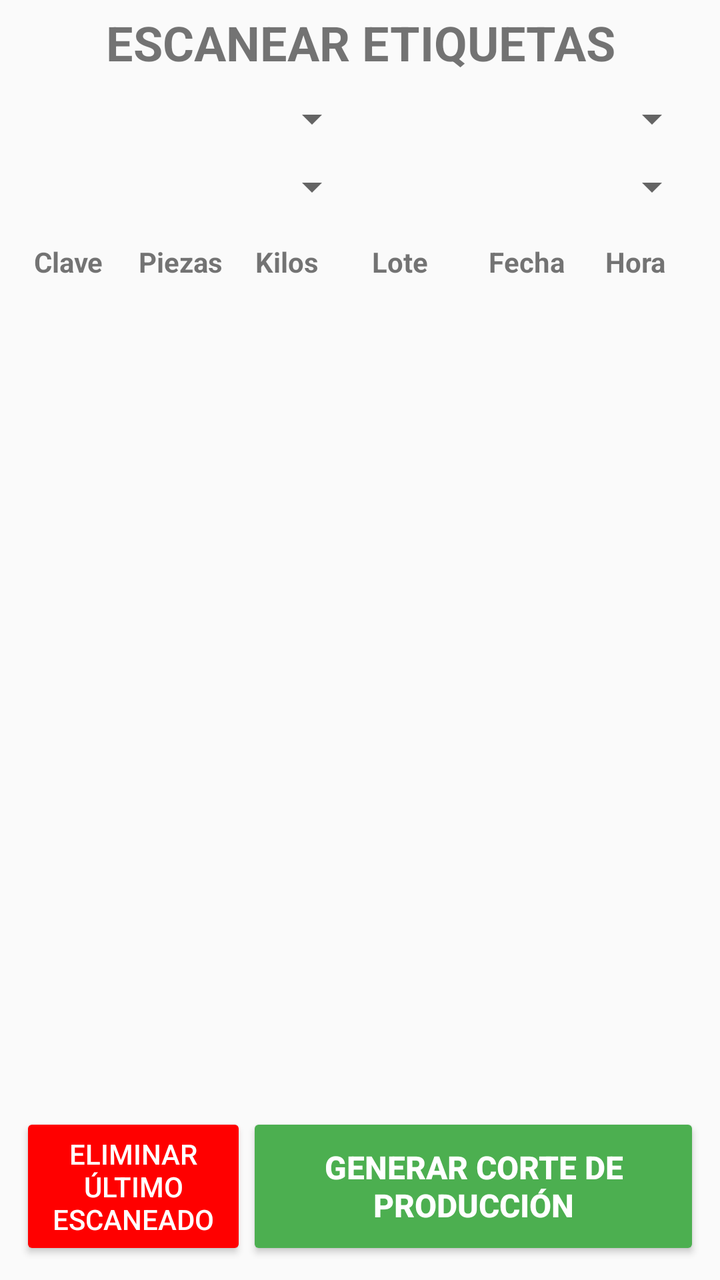
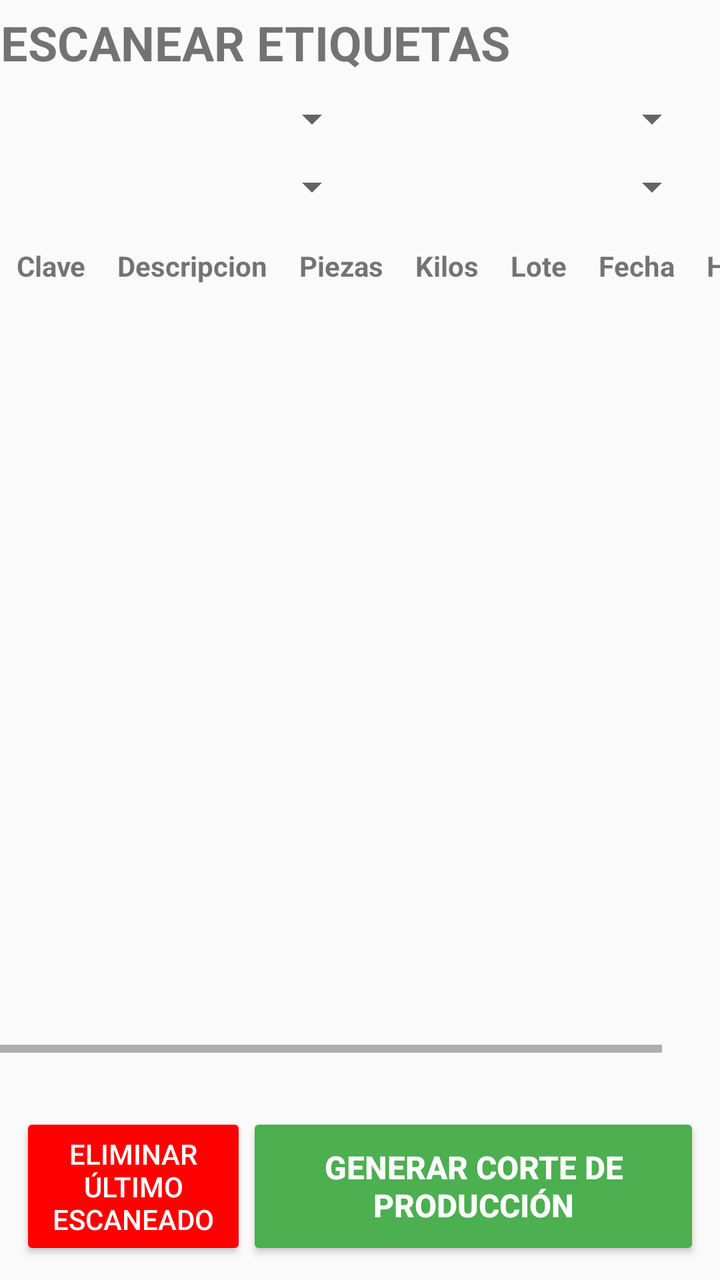

Screens rendered from an Android XML layout before and after an edit, with the pre-edit source and the edit as a unified diff.
<!-- AndroidManifest.xml: application theme Theme.Etiquetas -->
<!-- res/layout/escanear_etiqueta_fragment.xml -->
<?xml version="1.0" encoding="utf-8"?>
<LinearLayout xmlns:android="http://schemas.android.com/apk/res/android"
    xmlns:app="http://schemas.android.com/apk/res-auto"
    android:layout_width="match_parent"
    android:layout_height="match_parent"
    android:gravity="center_horizontal"
    android:orientation="vertical">

    <TextView
        android:id="@+id/titulo"
        android:layout_width="wrap_content"
        android:layout_height="wrap_content"
        android:layout_marginTop="5sp"
        android:text="@string/titulo"
        android:textAlignment="center"
        android:textSize="24sp"
        android:textStyle="bold" />


    <LinearLayout
        android:layout_width="match_parent"
        android:layout_height="wrap_content"
        android:layout_marginHorizontal="10dp"
        android:layout_marginTop="10dp"
        android:orientation="horizontal">

        <Spinner
            android:id="@+id/spinnerZona"
            android:layout_width="0dp"
            android:layout_height="wrap_content"
            android:layout_weight="1" />

        <Spinner
            android:id="@+id/spinnerCamara"
            android:layout_width="0dp"
            android:layout_height="wrap_content"
            android:layout_weight="1" />

    </LinearLayout>

    <LinearLayout
        android:layout_width="match_parent"
        android:layout_height="wrap_content"
        android:layout_marginHorizontal="10dp"
        android:layout_marginTop="10dp"
        android:orientation="horizontal">

        <Spinner
            android:id="@+id/turnoSpinner"
            android:layout_width="0dp"
            android:layout_height="wrap_content"
            android:layout_weight="1" />

        <Spinner
            android:id="@+id/tipoEntrada"
            android:layout_width="0dp"
            android:layout_height="wrap_content"
            android:layout_weight="1" />
    </LinearLayout>

    <ScrollView
        android:layout_width="match_parent"
        android:layout_height="0dp"
        android:layout_weight="1">

        <TableLayout
            android:id="@+id/tableLayout"
            android:layout_width="match_parent"
            android:layout_height="wrap_content"
            android:layout_marginHorizontal="5dp"
            android:layout_marginTop="10dp">

            <TableRow>

                <TextView
                    android:layout_width="0dp"
                    android:layout_height="wrap_content"
                    android:layout_weight="1"
                    android:padding="6dp"
                    android:text="@string/clvProducto"
                    android:textAlignment="center"
                    android:textStyle="bold" />

                <TextView
                    android:layout_width="0dp"
                    android:layout_height="wrap_content"
                    android:layout_weight="1"
                    android:padding="6dp"
                    android:text="@string/piezas"
                    android:textStyle="bold" />

                <TextView
                    android:layout_width="0dp"
                    android:layout_height="wrap_content"
                    android:layout_weight="1"
                    android:padding="6dp"
                    android:text="@string/kilos"
                    android:textStyle="bold" />

                <TextView
                    android:layout_width="0dp"
                    android:layout_height="wrap_content"
                    android:layout_weight="1"
                    android:padding="6dp"
                    android:text="@string/lote"
                    android:textStyle="bold" />

                <TextView
                    android:layout_width="0dp"
                    android:layout_height="wrap_content"
                    android:layout_weight="1"
                    android:padding="6dp"
                    android:text="@string/fecha"
                    android:textStyle="bold" />

                <TextView
                    android:layout_width="0dp"
                    android:layout_height="wrap_content"
                    android:layout_weight="1"
                    android:padding="6dp"
                    android:text="@string/hora"
                    android:textStyle="bold" />
            </TableRow>


        </TableLayout>
    </ScrollView>

    <LinearLayout
        android:layout_width="match_parent"
        android:layout_height="wrap_content"
        android:layout_marginHorizontal="10dp"
        android:layout_marginTop="10dp"
        android:orientation="vertical">

        <LinearLayout
            android:layout_width="match_parent"
            android:layout_height="wrap_content"
            android:layout_marginBottom="10dp"
            android:orientation="horizontal">

            <Button
                android:id="@+id/btnCancelar"
                android:layout_width="0dp"
                android:layout_height="match_parent"
                android:layout_weight="1"
                android:backgroundTint="@color/red"
                android:focusable="false"
                android:focusableInTouchMode="false"
                android:text="@string/deleteLast"
                android:textColor="@color/white"
                android:textSize="14sp" />

            <Button
                android:id="@+id/generarReporte"
                android:layout_width="0dp"
                android:layout_height="match_parent"
                android:layout_weight="2"
                android:backgroundTint="@color/green"
                android:focusable="false"
                android:focusableInTouchMode="false"
                android:text="@string/generateReport"
                android:textColor="@color/white"
                android:textSize="16sp"
                android:textStyle="bold" />

        </LinearLayout>

    </LinearLayout>
</LinearLayout>
<!-- resources referenced by this layout -->
<resources>
  <color name="green">#4CAF50</color>
  <color name="red">#FF0000</color>
  <color name="white">#FFFFFFFF</color>
  <string name="clvProducto">Clave </string>
  <string name="deleteLast">Eliminar Último Escaneado</string>
  <string name="fecha">Fecha</string>
  <string name="generateReport">Generar Corte de Producción </string>
  <string name="hora">Hora</string>
  <string name="kilos">Kilos</string>
  <string name="lote">Lote</string>
  <string name="piezas">Piezas</string>
  <string name="titulo">ESCANEAR ETIQUETAS</string>
  <style name="Theme.Etiquetas" parent="Theme.AppCompat.Light.NoActionBar" />
</resources>

<!-- the commit's change to res/layout/escanear_etiqueta_fragment.xml (unified diff, before → after) -->
@@ -1,9 +1,9 @@
 <?xml version="1.0" encoding="utf-8"?>
 <LinearLayout xmlns:android="http://schemas.android.com/apk/res/android"
-    xmlns:app="http://schemas.android.com/apk/res-auto"
+    xmlns:tools="http://schemas.android.com/tools"
     android:layout_width="match_parent"
     android:layout_height="match_parent"
-    android:gravity="center_horizontal"
+    android:layout_marginHorizontal="10dp"
     android:orientation="vertical">
 
     <TextView
@@ -61,69 +61,82 @@
     <ScrollView
         android:layout_width="match_parent"
         android:layout_height="0dp"
-        android:layout_weight="1">
+        android:layout_marginTop="10dp"
+        android:layout_marginBottom="20dp"
+        android:layout_weight="1"
+        android:fillViewport="true">
 
-        <TableLayout
-            android:id="@+id/tableLayout"
+        <HorizontalScrollView
             android:layout_width="match_parent"
             android:layout_height="wrap_content"
-            android:layout_marginHorizontal="5dp"
-            android:layout_marginTop="10dp">
+            android:fillViewport="true"
+            android:scrollbars="horizontal">
 
-            <TableRow>
+            <TableLayout
+                android:id="@+id/tableLayout"
+                android:layout_width="wrap_content"
+                android:layout_height="wrap_content">
 
-                <TextView
-                    android:layout_width="0dp"
-                    android:layout_height="wrap_content"
-                    android:layout_weight="1"
-                    android:padding="6dp"
-                    android:text="@string/clvProducto"
-                    android:textAlignment="center"
-                    android:textStyle="bold" />
+                <TableRow>
 
-                <TextView
-                    android:layout_width="0dp"
-                    android:layout_height="wrap_content"
-                    android:layout_weight="1"
-                    android:padding="6dp"
-                    android:text="@string/piezas"
-                    android:textStyle="bold" />
+                    <TextView
+                        android:layout_width="wrap_content"
+                        android:layout_height="wrap_content"
+                        android:layout_weight="1"
+                        android:padding="8dp"
+                        android:text="@string/clvProducto"
+                        android:textAlignment="center"
+                        android:textStyle="bold" />
 
-                <TextView
-                    android:layout_width="0dp"
-                    android:layout_height="wrap_content"
-                    android:layout_weight="1"
-                    android:padding="6dp"
-                    android:text="@string/kilos"
-                    android:textStyle="bold" />
+                    <TextView
+                        android:layout_width="wrap_content"
+                        android:layout_height="wrap_content"
+                        android:padding="8dp"
+                        android:text="Descripcion"
+                        android:textStyle="bold" />
 
-                <TextView
-                    android:layout_width="0dp"
-                    android:layout_height="wrap_content"
-                    android:layout_weight="1"
-                    android:padding="6dp"
-                    android:text="@string/lote"
-                    android:textStyle="bold" />
+                    <TextView
+                        android:layout_width="wrap_content"
+                        android:layout_height="wrap_content"
+                        android:layout_weight="1"
+                        android:padding="8dp"
+                        android:text="@string/piezas"
+                        android:textStyle="bold" />
 
-                <TextView
-                    android:layout_width="0dp"
-                    android:layout_height="wrap_content"
-                    android:layout_weight="1"
-                    android:padding="6dp"
-                    android:text="@string/fecha"
-                    android:textStyle="bold" />
+                    <TextView
+                        android:layout_width="wrap_content"
+                        android:layout_height="wrap_content"
+                        android:layout_weight="1"
+                        android:padding="8dp"
+                        android:text="@string/kilos"
+                        android:textStyle="bold" />
 
-                <TextView
-                    android:layout_width="0dp"
-                    android:layout_height="wrap_content"
-                    android:layout_weight="1"
-                    android:padding="6dp"
-                    android:text="@string/hora"
-                    android:textStyle="bold" />
-            </TableRow>
+                    <TextView
+                        android:layout_width="wrap_content"
+                        android:layout_height="wrap_content"
+                        android:layout_weight="1"
+                        android:padding="8dp"
+                        android:text="@string/lote"
+                        android:textStyle="bold" />
 
+                    <TextView
+                        android:layout_width="wrap_content"
+                        android:layout_height="wrap_content"
+                        android:layout_weight="1"
+                        android:padding="8dp"
+                        android:text="@string/fecha"
+                        android:textStyle="bold" />
 
-        </TableLayout>
+                    <TextView
+                        android:layout_width="wrap_content"
+                        android:layout_height="wrap_content"
+                        android:layout_weight="1"
+                        android:padding="8dp"
+                        android:text="@string/hora"
+                        android:textStyle="bold" />
+                </TableRow>
+            </TableLayout>
+        </HorizontalScrollView>
     </ScrollView>
 
     <LinearLayout
